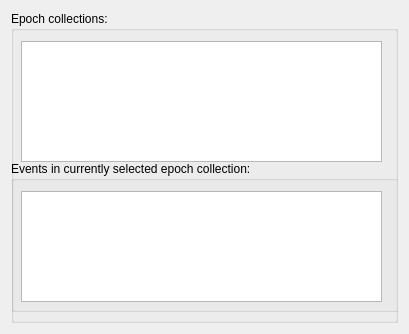
Before: the Qt Designer form qt4Designer_ui_files/epochWidgetUi.ui in cibr-jyu/meggie, drawn with Qt 5.
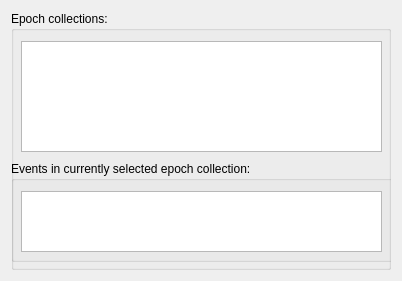
After: the same form once the commit is applied.

```diff
--- a/qt4Designer_ui_files/epochWidgetUi.ui
+++ b/qt4Designer_ui_files/epochWidgetUi.ui
@@ -6,8 +6,8 @@
    <rect>
     <x>0</x>
     <y>0</y>
-    <width>409</width>
-    <height>334</height>
+    <width>402</width>
+    <height>281</height>
    </rect>
   </property>
   <property name="windowTitle">
@@ -27,7 +27,7 @@
           <x>10</x>
           <y>30</y>
           <width>361</width>
-          <height>121</height>
+          <height>111</height>
          </rect>
         </property>
         <property name="selectionMode">
@@ -40,7 +40,7 @@
           <x>0</x>
           <y>150</y>
           <width>391</width>
-          <height>151</height>
+          <height>101</height>
          </rect>
         </property>
         <property name="title">
@@ -55,7 +55,7 @@
            <x>10</x>
            <y>30</y>
            <width>361</width>
-           <height>111</height>
+           <height>61</height>
           </rect>
          </property>
          <property name="editTriggers">
```
